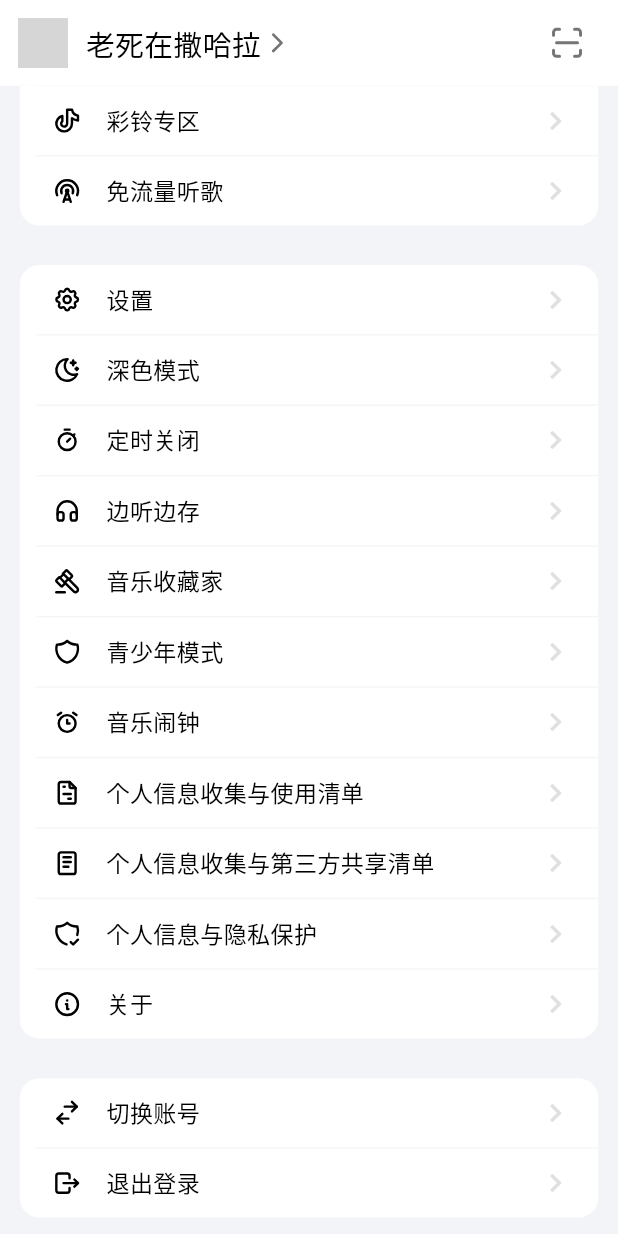
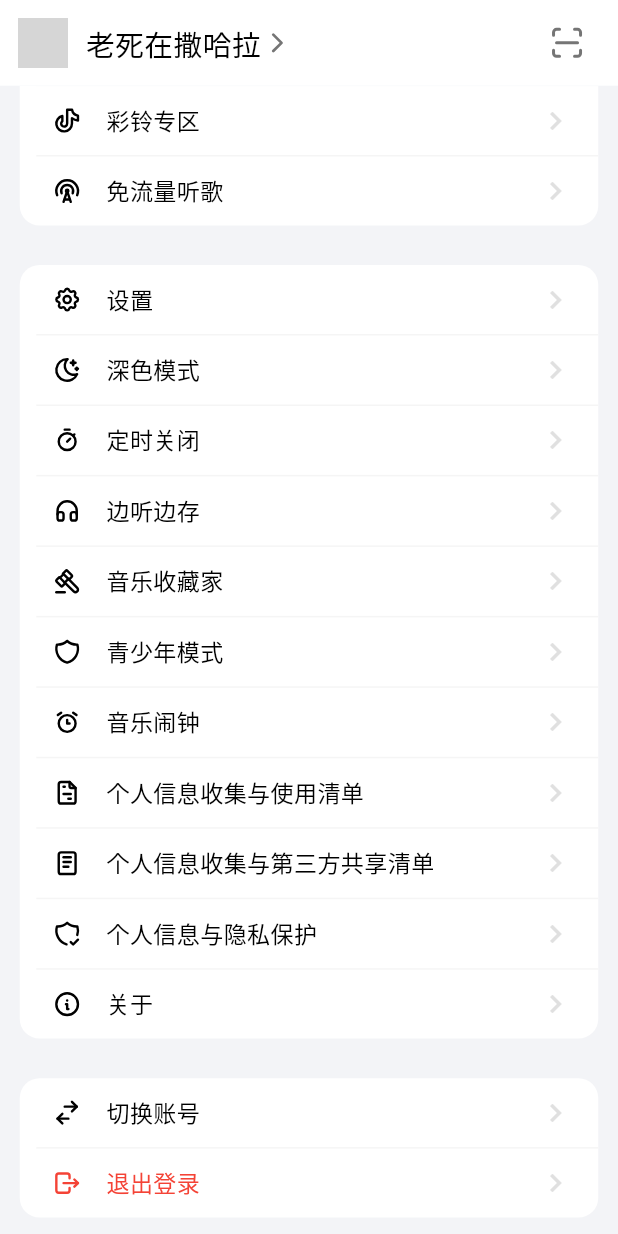
Before and after one commit to Hao-yiwen/netease_cloud_music_app, a Flutter app: the DrawerHome widget shown alone on an empty page, opened directly, scrolled down 555 dp, on a phone screen of 412 x 824 dp. Run offline on Flutter 3.47's test engine with Material 3 defaults, Android fonts, the phone set to English and light mode, and no system bars; our stand-ins replace audio_video_progress_bar, auto_route, carousel_slider, cookie_jar, dio, dio_cookie_manager and 16 more; missing offline and left inert: dio_cache_interceptor; accounts and stored records are empty; network calls fail; statements that could not run were skipped; grey boxes are pictures that could not be loaded.

Commit message:
feat: add many codes

```diff
--- /dev/null
+++ b/lib/common/constants/url.dart
@@ -0,0 +1,4 @@
+final netease_info_list =
+    "https://fn.music.163.com/g/xrn/12cdffe6499557a8b53a8c5c0cca4b01?userid=265031418&dlt=0846&app_version=9.1.50";
+
+final base_url = 'http://192.168.0.102:3000';
--- a/lib/main.dart
+++ b/lib/main.dart
@@ -18,12 +18,13 @@ import 'package:netease_cloud_music_app/pages/user/user_controller.dart';
 import 'package:netease_cloud_music_app/routes/routes.dart';
 
 import 'common/constants/colors.dart';
+import 'common/constants/url.dart';
 
 Future<void> main() async {
   WidgetsFlutterBinding.ensureInitialized();
   // https://docs-neteasecloudmusicapi.vercel.app/docs/#/?id=_1-%e6%89%8b%e6%9c%ba%e7%99%bb%e5%bd%95
   // 全局dio封装
-  await HttpUtils.init(baseUrl: 'http://127.0.0.1:3000');
+  await HttpUtils.init(baseUrl: base_url);
   // 初始化权限校验 del 在这里初始化是否有必要
   // Get.put(AuthController());
   // 全局依赖共享
--- a/lib/pages/home/drawer/drawer_home.dart
+++ b/lib/pages/home/drawer/drawer_home.dart
@@ -2,7 +2,11 @@ import 'package:auto_route/auto_route.dart';
 import 'package:flutter/material.dart';
 import 'package:flutter_screenutil/flutter_screenutil.dart';
 import 'package:flutter_tabler_icons/flutter_tabler_icons.dart';
+import 'package:get_it/get_it.dart';
+import 'package:netease_cloud_music_app/routes/routes.gr.dart';
+import '../../../common/constants/url.dart';
 import '../../../http/api/login/login_api.dart';
+import '../../../routes/routes.dart';
 import '../../user/user_controller.dart';
 import 'drawer_item.dart';
 
@@ -14,68 +18,143 @@ class DrawerHome extends StatefulWidget {
 }
 
 class _DrawerHomeState extends State<DrawerHome> {
-  var _listTop = [
+  late List<DrawerItem> _listTop;
+  late List<DrawerItem> _listMusicService;
+  late List<DrawerItem> _listSettings;
+  late List<DrawerItem> _listBottomInfo;
+  final TextStyle listItemTextStyle = TextStyle(
+    fontSize: 28.w, // 使用你定义的屏幕适配工具，如 ScreenUtil
+    color: Colors.black,
+    fontWeight: FontWeight.w200,
+  );
+
+  @override
+  void initState() {
+    super.initState();
+
+    _listTop = [
       DrawerItem(icon: TablerIcons.mail, text: "我的消息", badge: "99"),
       DrawerItem(
-        icon: TablerIcons.currency_ethereum, text: "云贝中心", badge: ""),
-    DrawerItem(icon: TablerIcons.shirt, text: "装扮中心", badge: ""),
-    DrawerItem(icon: TablerIcons.rosette, text: "徽章中心", badge: ""),
-    DrawerItem(icon: TablerIcons.bulb, text: "创作者中心", badge: ""),
+        icon: TablerIcons.currency_ethereum,
+        text: "云贝中心",
+      ),
+      DrawerItem(
+        icon: TablerIcons.shirt,
+        text: "装扮中心",
+      ),
+      DrawerItem(
+        icon: TablerIcons.rosette,
+        text: "徽章中心",
+      ),
+      DrawerItem(
+        icon: TablerIcons.bulb,
+        text: "创作者中心",
+      ),
     ];
 
-  var _listMusicService = [
-    DrawerItem(icon: TablerIcons.sparkles, text: "音乐服务", badge: ""),
-    DrawerItem(icon: TablerIcons.sparkles, text: "趣测", badge: ""),
-    DrawerItem(icon: TablerIcons.ticket, text: "云村有票", badge: ""),
-    DrawerItem(icon: TablerIcons.brand_shopee, text: "商城", badge: ""),
-    DrawerItem(icon: TablerIcons.microphone_2, text: "歌房", badge: ""),
-    DrawerItem(icon: TablerIcons.flame, text: "云推歌", badge: ""),
-    DrawerItem(icon: TablerIcons.brand_tiktok, text: "彩铃专区", badge: ""),
+    _listMusicService = [
+      DrawerItem(
+        icon: TablerIcons.sparkles,
+        text: "音乐服务",
+      ),
+      DrawerItem(
+        icon: TablerIcons.sparkles,
+        text: "趣测",
+      ),
+      DrawerItem(
+        icon: TablerIcons.ticket,
+        text: "云村有票",
+      ),
+      DrawerItem(
+        icon: TablerIcons.brand_shopee,
+        text: "商城",
+      ),
+      DrawerItem(
+        icon: TablerIcons.microphone_2,
+        text: "歌房",
+      ),
+      DrawerItem(
+        icon: TablerIcons.flame,
+        text: "云推歌",
+      ),
+      DrawerItem(
+        icon: TablerIcons.brand_tiktok,
+        text: "彩铃专区",
+      ),
       DrawerItem(
         icon: TablerIcons.building_broadcast_tower,
         text: "免流量听歌",
-        badge: ""),
+      ),
     ];
 
-  var _listSettings = [
-    DrawerItem(icon: TablerIcons.settings, text: "设置", badge: ""),
-    DrawerItem(icon: TablerIcons.moon_stars, text: "深色模式", badge: ""),
-    DrawerItem(icon: TablerIcons.stopwatch, text: "定时关闭", badge: ""),
-    DrawerItem(icon: TablerIcons.headphones, text: "边听边存", badge: ""),
-    DrawerItem(icon: TablerIcons.gavel, text: "音乐收藏家", badge: ""),
-    DrawerItem(icon: TablerIcons.shield, text: "青少年模式", badge: ""),
-    DrawerItem(icon: TablerIcons.alarm, text: "音乐闹钟", badge: ""),
+    _listSettings = [
+      DrawerItem(
+        icon: TablerIcons.settings,
+        text: "设置",
+      ),
+      DrawerItem(
+        icon: TablerIcons.moon_stars,
+        text: "深色模式",
+      ),
+      DrawerItem(
+        icon: TablerIcons.stopwatch,
+        text: "定时关闭",
+      ),
+      DrawerItem(
+        icon: TablerIcons.headphones,
+        text: "边听边存",
+      ),
+      DrawerItem(
+        icon: TablerIcons.gavel,
+        text: "音乐收藏家",
+      ),
+      DrawerItem(
+        icon: TablerIcons.shield,
+        text: "青少年模式",
+      ),
+      DrawerItem(
+        icon: TablerIcons.alarm,
+        text: "音乐闹钟",
+      ),
       DrawerItem(
           icon: TablerIcons.file_invoice,
           text: "个人信息收集与使用清单",
-        badge: ""),
+          onTap: () {
+            GetIt.instance<AppRouter>().push(WebViewRoute(
+                url: netease_info_list, title: "网易云音乐个人信息第三方共享清单"));
+          }),
       DrawerItem(
         icon: TablerIcons.notes,
         text: "个人信息收集与第三方共享清单",
-        badge: ""),
+      ),
+      DrawerItem(icon: TablerIcons.shield_check, text: "个人信息与隐私保护"),
       DrawerItem(
-        icon: TablerIcons.shield_check,
-        text: "个人信息与隐私保护",
-        badge: ""),
-    DrawerItem(
-        icon: TablerIcons.info_circle, text: "关于", badge: ""),
+          icon: TablerIcons.info_circle,
+          text: "关于",
+          onTap: () {
+            GetIt.instance<AppRouter>().pushNamed(Routes.about);
+          }),
     ];
 
-  var _listBottomInfo = [
+    _listBottomInfo = [
       DrawerItem(
-        icon: TablerIcons.switch_horizontal,
-        text: "切换账号",
-        badge: ""),
+          icon: TablerIcons.switch_horizontal, text: "切换账号", onTap: () {}),
       DrawerItem(
           icon: TablerIcons.logout,
           text: "退出登录",
-        badge: ""),
+          color: Colors.red,
+          onTap: _logout),
     ];
+  }
 
   @override
   Widget build(BuildContext context) {
     return Container(
+      decoration: const BoxDecoration(
         color: Colors.white,
+        // 如果有 borderRadius，需要移除或设置为 zero
+        borderRadius: BorderRadius.zero,
+      ),
       child: SafeArea(
         bottom: false,
         child: Column(
@@ -151,7 +230,7 @@ class _DrawerHomeState extends State<DrawerHome> {
   _buildContent() {
     return Expanded(
       child: Container(
-        color: Color(0xfff3f4f7),
+        color: const Color(0xfff3f4f7),
         child: CustomScrollView(
           slivers: [
             _buildCardContent(list: _listTop),
@@ -168,31 +247,38 @@ class _DrawerHomeState extends State<DrawerHome> {
       {required IconData icon,
       required String text,
       Widget? trailing,
+      String? badge,
+      Color? color,
       Function()? onTap}) {
-    return GestureDetector(
+    return InkWell(
       onTap: onTap ?? () {},
       child: Padding(
         padding: EdgeInsets.all(20.w),
         child: Row(
           children: [
-            Icon(icon, color: Colors.black, size: 35.w),
+            Icon(icon, color: color ?? Colors.black, size: 35.w),
             SizedBox(width: 30.w),
             Text(text,
-                style: TextStyle(
-                    fontSize: 28.w,
-                    color: Colors.black,
-                    fontWeight: FontWeight.w200)),
-            Spacer(),
-            trailing != null
-                ? Row(
-              mainAxisSize: MainAxisSize.min,
+                style:
+                    listItemTextStyle.copyWith(color: color ?? Colors.black)),
+            const Spacer(),
+            if (trailing != null)
+              Row(
                 children: [
-                trailing!,
+                  trailing,
+                  SizedBox(width: 10.w),
+                ],
+              )
+            else if (badge != null && badge.isNotEmpty)
+              Row(
+                children: [
+                  _buildBadge(badge),
                   SizedBox(width: 10.w),
                   Icon(Icons.chevron_right, color: Colors.grey[300])
                 ],
               )
-                : Icon(Icons.chevron_right, color: Colors.grey[300]),
+            else
+              Icon(Icons.chevron_right, color: Colors.grey[300]),
             SizedBox(width: 10.w),
           ],
         ),
@@ -236,14 +322,13 @@ class _DrawerHomeState extends State<DrawerHome> {
               children: [
                 ...list.map((item) {
                   return Column(children: [
-                    _buildListItem(
-                      context,
+                    _buildListItem(context,
                         icon: item.icon,
                         text: item.text,
-                      trailing: item.badge != null && item.badge != ''
-                          ? _buildBadge(item.badge as String)
-                          : null,
-                    ),
+                        color: item.color,
+                        trailing: item.trailing,
+                        badge: item.badge,
+                        onTap: item.onTap),
                     if (list.indexOf(item) != list.length - 1) _buildDivider(),
                   ]);
                 })
--- a/lib/pages/home/drawer/drawer_item.dart
+++ b/lib/pages/home/drawer/drawer_item.dart
@@ -1,12 +1,13 @@
-import 'package:flutter/cupertino.dart';
+import 'package:flutter/material.dart';
 
 class DrawerItem {
   final IconData icon;
   final String text;
   final String? badge;
-  final Function? onTap;
+  final Function()? onTap;
   final String? title;
   final Widget? trailing;
+  final Color? color;
 
   DrawerItem({
     required this.icon,
@@ -15,5 +16,6 @@ class DrawerItem {
     this.onTap,
     this.title,
     this.trailing,
+    this.color
   });
 }
--- a/lib/routes/routes.dart
+++ b/lib/routes/routes.dart
@@ -16,6 +16,8 @@ abstract class Routes {
   static const search = _Paths.search;
   static const newSongs = _Paths.newSongs;
   static const empty = _Paths.empty;
+  static const about = _Paths.about;
+  static const webview = _Paths.webview;
 }
 
 abstract class _Paths {
@@ -32,6 +34,8 @@ abstract class _Paths {
   static const String search = '/search';
   static const String newSongs = 'newSongs';
   static const String empty = 'empty';
+  static const String about = '/about';
+  static const String webview = '/webview';
 }
 
 @AutoRouterConfig(replaceInRouteName: 'Page,Route')
@@ -56,6 +60,16 @@ class AppRouter extends RootStackRouter {
         AutoRoute(path: Routes.search, page: Search.page),
         AutoRoute(path: Routes.login, page: Login.page, guards: [AuthGuard()]),
         AutoRoute(path: Routes.splash, page: SplashRoute.page, initial: true),
+        CustomRoute(
+            page: About.page,
+            transitionsBuilder: TransitionsBuilders.slideLeftWithFade,
+            durationInMilliseconds: 200,
+            path: Routes.about),
+        CustomRoute(
+            page: WebViewRoute.page,
+            transitionsBuilder: TransitionsBuilders.slideLeftWithFade,
+            durationInMilliseconds: 200,
+            path: Routes.webview),
       ];
 
   @override
--- a/pubspec.yaml
+++ b/pubspec.yaml
@@ -68,6 +68,8 @@ dependencies:
   skeletonizer: ^1.4.2
   cached_network_image: ^3.4.1
   flutter_blurhash: ^0.8.2
+  package_info_plus: ^8.0.2
+  webview_flutter: ^4.9.0
 
 dependency_overrides:
   web: ^1.0.0
```
Also changed, not shown: lib/pages/about.dart (added, +258 -0 lines), lib/pages/home/home.dart (+3 -4 lines), lib/pages/webview/webview.dart (added, +112 -0 lines), lib/widgets/linking_text.dart (added, +24 -0 lines), lib/routes/routes.gr.dart, pubspec.lock, 2 other files. Lines whose indentation alone changed are shown as unchanged.
